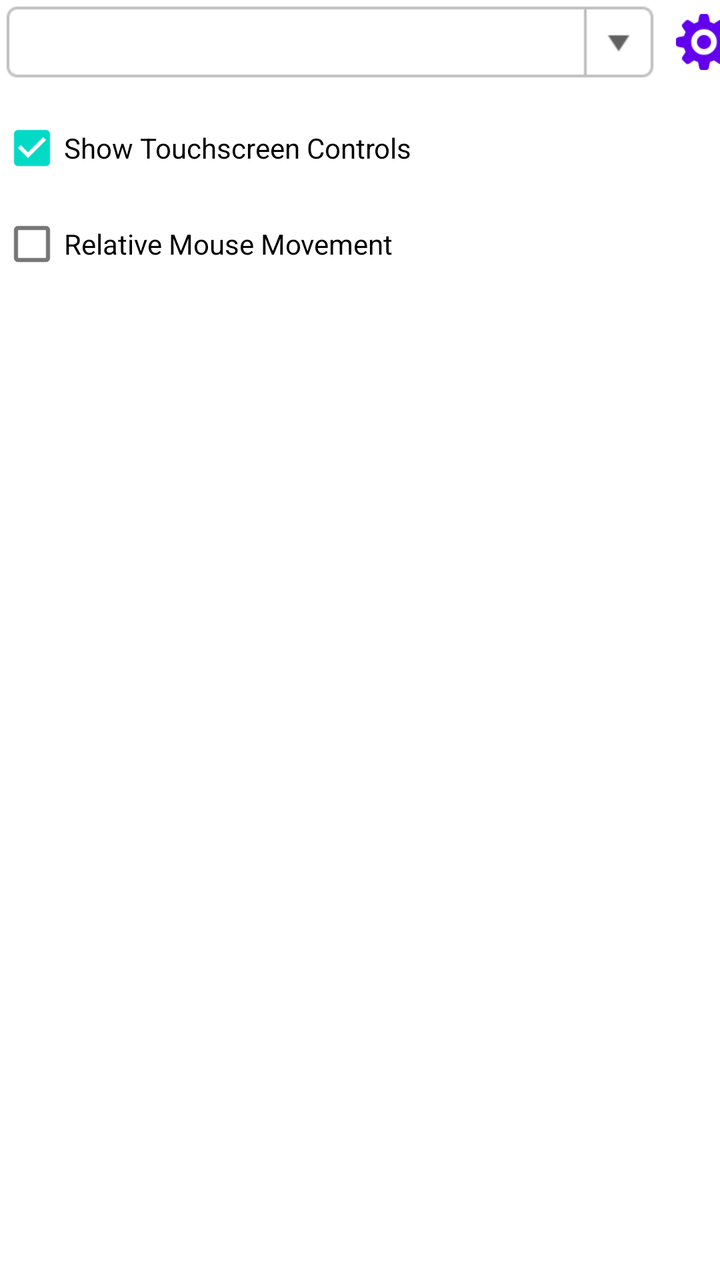
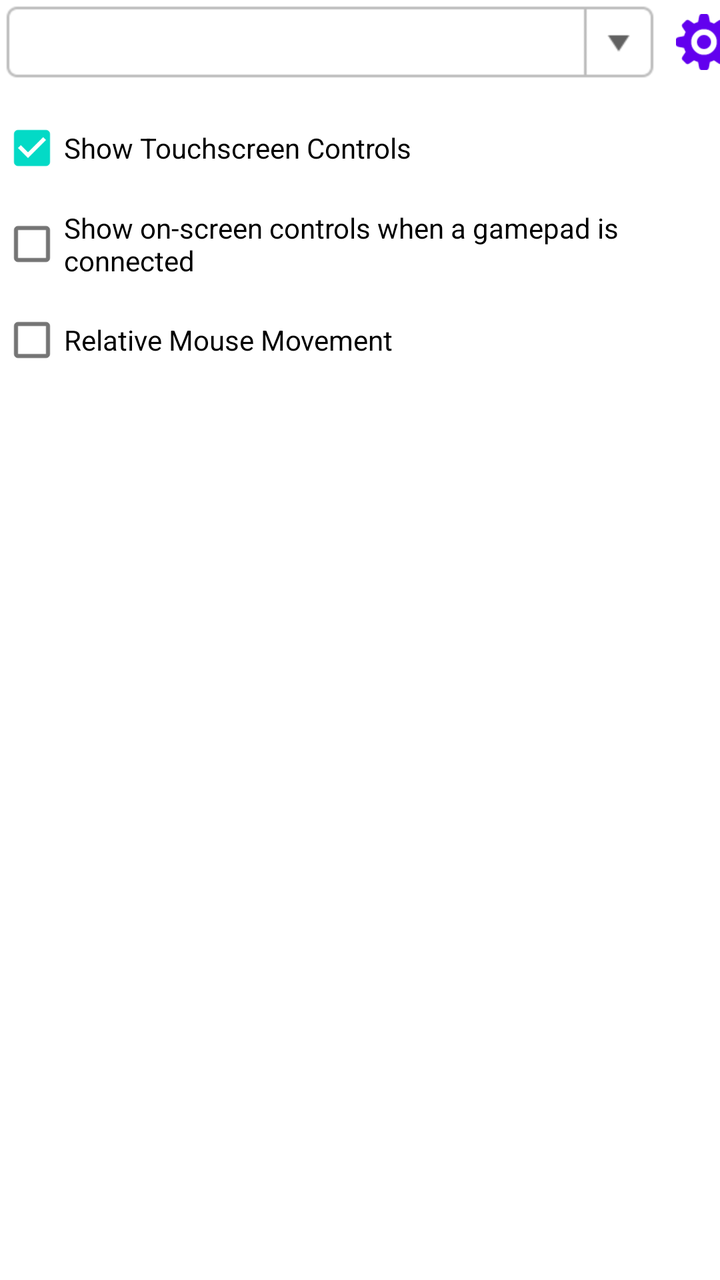

Compare the two renders of this Android layout. The source of the first and the diff that turns it into the second are given below.
<!-- AndroidManifest.xml: fallback theme Theme.MaterialComponents.DayNight.NoActionBar -->
<!-- res/layout/input_controls_dialog.xml -->
<?xml version="1.0" encoding="utf-8"?>
<LinearLayout xmlns:android="http://schemas.android.com/apk/res/android"
    xmlns:app="http://schemas.android.com/apk/res-auto"
    android:layout_width="wrap_content"
    android:layout_height="wrap_content"
    android:orientation="vertical">

    <LinearLayout
        android:layout_width="wrap_content"
        android:layout_height="wrap_content"
        android:orientation="horizontal"
        android:layout_marginBottom="8dp"
        android:gravity="center_vertical">

        <Spinner
            style="@style/ComboBox"
            android:id="@+id/SProfile"
            android:layout_width="330dp" />

        <ImageView
            android:id="@+id/BTSettings"
            android:layout_width="28dp"
            android:layout_height="28dp"
            android:layout_marginLeft="8dp"
            app:tint="?attr/colorPrimary"
            android:src="@drawable/icon_settings" />
    </LinearLayout>

    <CheckBox
        android:id="@+id/CBShowTouchscreenControls"
        android:layout_width="wrap_content"
        android:layout_height="wrap_content"
        android:checked="true"
        android:text="@string/show_touchscreen_controls" />

    <CheckBox
        android:id="@+id/CBRelativeMouseMovement"
        android:layout_width="wrap_content"
        android:layout_height="wrap_content"
        android:text="@string/relative_mouse_movement" />
</LinearLayout>
<!-- resources referenced by this layout -->
<resources>
  <!-- drawable icon_settings: png bitmap (drawable-hdpi, 1144 bytes) -->
  <string name="relative_mouse_movement">Relative Mouse Movement</string>
  <string name="show_touchscreen_controls">Show Touchscreen Controls</string>
  <style name="ComboBox">
          <item name="android:layout_width">192dp</item>
          <item name="android:layout_height">42dp</item>
          <item name="android:focusable">true</item>
          <item name="android:clickable">true</item>
          <item name="android:textSize">16sp</item>
          <item name="android:textColor">?attr/colorPrimaryText</item>
          <item name="android:gravity">left|center_vertical</item>
          <item name="android:paddingLeft">12dp</item>
          <item name="android:paddingRight">36dp</item>
          <item name="android:paddingTop">0dp</item>
          <item name="android:paddingBottom">0dp</item>
          <item name="android:maxLines">1</item>
          <item name="android:ellipsize">end</item>
          <item name="android:spinnerMode">dropdown</item>
          <item name="android:background">@drawable/combo_box</item>
          <item name="android:popupBackground">?attr/popupMenuBackground</item>
      </style>
  <!-- drawable combo_box (drawable) -->
  <?xml version="1.0" encoding="utf-8"?>
  <selector xmlns:android="http://schemas.android.com/apk/res/android" >
      <item android:state_pressed="true" android:drawable="@drawable/combo_box_pressed" />
      <item android:state_focused="true" android:drawable="@drawable/combo_box_normal" />
      <item android:drawable="@drawable/combo_box_normal" />
  </selector>
  <!-- drawable combo_box_pressed: png bitmap (drawable-hdpi, 1650 bytes) -->
  <!-- drawable combo_box_normal: png bitmap (drawable-hdpi, 1652 bytes) -->
</resources>

<!-- the commit's change to res/layout/input_controls_dialog.xml (unified diff, before → after) -->
@@ -34,6 +34,12 @@
         android:text="@string/show_touchscreen_controls" />
 
     <CheckBox
+        android:id="@+id/CBShowControlsWithGamepad"
+        android:layout_width="wrap_content"
+        android:layout_height="wrap_content"
+        android:text="@string/show_controls_with_gamepad" />
+
+    <CheckBox
         android:id="@+id/CBRelativeMouseMovement"
         android:layout_width="wrap_content"
         android:layout_height="wrap_content"
<!-- resource entries referenced after the edit -->
@@ -2,6 +2,7 @@
 <resources>
   <!-- drawable icon_settings: png bitmap (drawable-hdpi, 1144 bytes) -->
   <string name="relative_mouse_movement">Relative Mouse Movement</string>
+  <string name="show_controls_with_gamepad">Show on-screen controls when a gamepad is connected</string>
   <string name="show_touchscreen_controls">Show Touchscreen Controls</string>
   <style name="ComboBox">
           <item name="android:layout_width">192dp</item>
